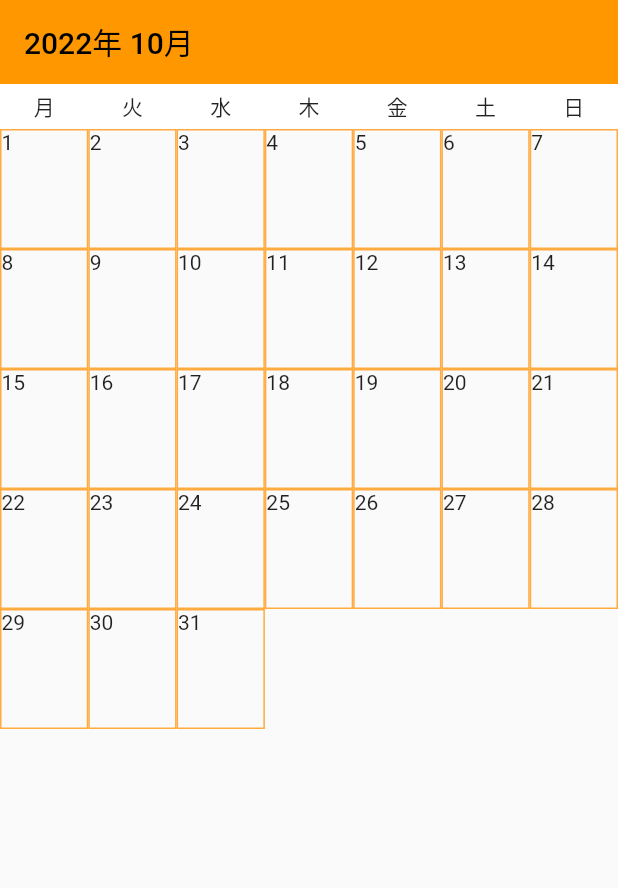
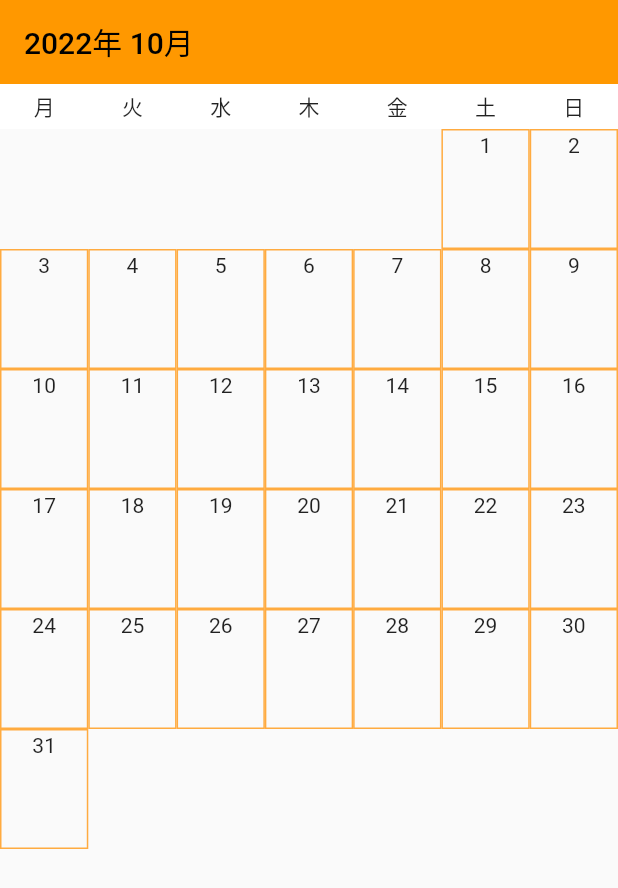
Before and after one commit to tomohiro1024/calendarAWS, a Flutter app: the screen it shows after launch, on a phone screen of 412 x 824 dp. Shown: the top 888 px of the screen. Run offline on Flutter 3.47's test engine with Material 2 defaults, Android fonts, the phone set to English and light mode, and no system bars.

Commit message:
軽微な修正

```diff
--- a/lib/pages/calendar.dart
+++ b/lib/pages/calendar.dart
@@ -54,15 +54,25 @@ class _CalendarViewState extends State<CalendarView> {
         .subtract(const Duration(days: 1))
         .day;
 
+    // 今月の1日の取得
+    DateTime date = DateTime(now.year, now.month, 1);
+
     for (int i = 0; i < monthLastDay; i++) {
       _listCache.add(_CalenderItem(day: i + 1));
-      if (i % 7 == 6) {
+      int repeatNumber = 7 - _listCache.length;
+      // 日付が日曜の場合、下に改行する。
+      if (date.add(Duration(days: i)).weekday == 7) {
+        if (i < 7) {
+          _listCache.insertAll(
+              0,
+              List.generate(
+                  repeatNumber, (index) => Expanded(child: Container())));
+        }
         _list.add(Row(
           children: _listCache,
         ));
         _listCache = [];
       } else if (i == monthLastDay - 1) {
-        int repeatNumber = 7 - _listCache.length;
         _listCache.addAll(List.generate(
             repeatNumber, (index) => Expanded(child: Container())));
         _list.add(Row(
@@ -85,7 +95,14 @@ class _CalenderItem extends StatelessWidget {
   Widget build(BuildContext context) {
     return Expanded(
       child: Container(
-        child: Text('$day'),
+        alignment: Alignment.topCenter,
+        child: Container(
+          width: 20,
+          height: 20,
+          alignment: Alignment.center,
+          // color: Colors.orangeAccent,
+          child: Text('$day'),
+        ),
         height: 80,
         decoration: BoxDecoration(
           border: Border.all(color: Colors.orangeAccent),
```
